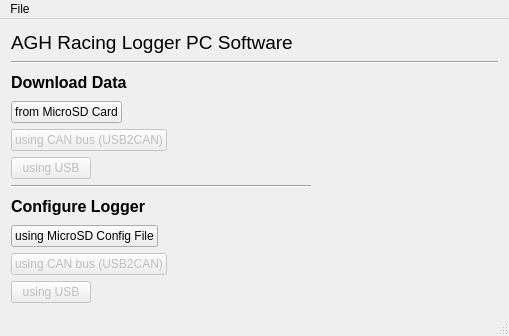
This is DataLoggerPC/mainwindow.ui in mkowalik/DataLogger_CAN_GPS_2018 as Qt 5 draws it before an edit. The edited form follows.
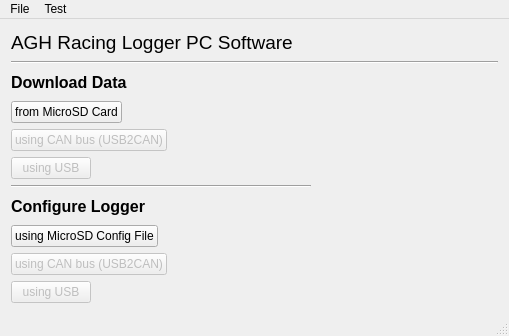
This is the edited form.

```diff
--- a/DataLoggerPC/mainwindow.ui
+++ b/DataLoggerPC/mainwindow.ui
@@ -287,7 +287,14 @@
     </property>
     <addaction name="actionExit"/>
    </widget>
+   <widget class="QMenu" name="menuTest">
+    <property name="title">
+     <string>Test</string>
+    </property>
+    <addaction name="actionTest"/>
+   </widget>
    <addaction name="menuFile"/>
+   <addaction name="menuTest"/>
   </widget>
   <widget class="QStatusBar" name="statusBar">
    <property name="accessibleName">
```
Left out of the diff: 5 changed lines with no effect on the pictures.
